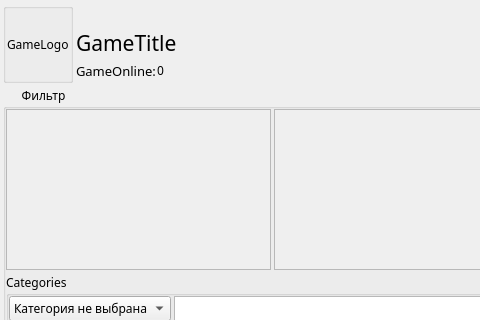
Qt form AraSteamManager/AchievementsSubForms/formachievements.ui (Arankir/AraSteamManager) before a commit; both pictures show x 0 to 480 and y 0 to 320 of the 837 by 717 pixel window.
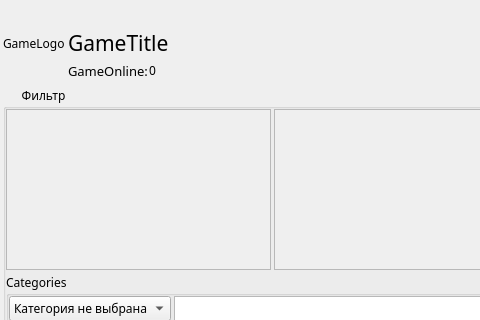
The same form after that commit.

```diff
--- a/AraSteamManager/AchievementsSubForms/formachievements.ui
+++ b/AraSteamManager/AchievementsSubForms/formachievements.ui
@@ -37,49 +37,16 @@
    <item>
     <layout class="QHBoxLayout" name="horizontalLayout_11">
      <item>
-      <widget class="QGroupBox" name="groupBox">
+      <widget class="QLabel" name="LabelGameLogo">
        <property name="sizePolicy">
         <sizepolicy hsizetype="Minimum" vsizetype="Preferred">
          <horstretch>0</horstretch>
          <verstretch>0</verstretch>
         </sizepolicy>
        </property>
-       <property name="title">
-        <string/>
+       <property name="text">
+        <string notr="true">GameLogo</string>
        </property>
-       <layout class="QGridLayout" name="gridLayout_5">
-        <property name="sizeConstraint">
-         <enum>QLayout::SetMinimumSize</enum>
-        </property>
-        <property name="leftMargin">
-         <number>1</number>
-        </property>
-        <property name="topMargin">
-         <number>1</number>
-        </property>
-        <property name="rightMargin">
-         <number>1</number>
-        </property>
-        <property name="bottomMargin">
-         <number>1</number>
-        </property>
-        <property name="spacing">
-         <number>1</number>
-        </property>
-        <item row="0" column="0">
-         <widget class="QLabel" name="LabelGameLogo">
-          <property name="sizePolicy">
-           <sizepolicy hsizetype="Minimum" vsizetype="Preferred">
-            <horstretch>0</horstretch>
-            <verstretch>0</verstretch>
-           </sizepolicy>
-          </property>
-          <property name="text">
-           <string notr="true">GameLogo</string>
-          </property>
-         </widget>
-        </item>
-       </layout>
       </widget>
      </item>
      <item>
```
